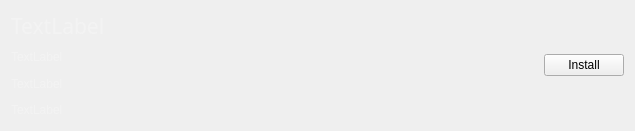
Old version of the form alfred/ui/moduleGroupBox.ui in the repository Sefrwahed/Alfred.
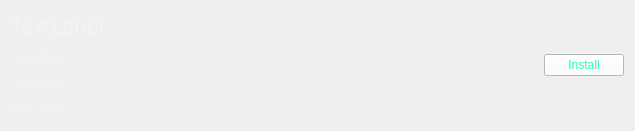
New version of the form.

Patch:
```diff
--- a/alfred/ui/moduleGroupBox.ui
+++ b/alfred/ui/moduleGroupBox.ui
@@ -119,6 +119,12 @@
      </item>
      <item>
       <widget class="QPushButton" name="pushButton">
+       <property name="styleSheet">
+        <string notr="true">QPushButton{
+	background-color: rgb(255, 255, 255);
+	color: rgb(39, 255, 165);
+}</string>
+       </property>
        <property name="text">
         <string>Install</string>
        </property>
```
Left out of the diff: 2 changed lines with no effect on the pictures.
